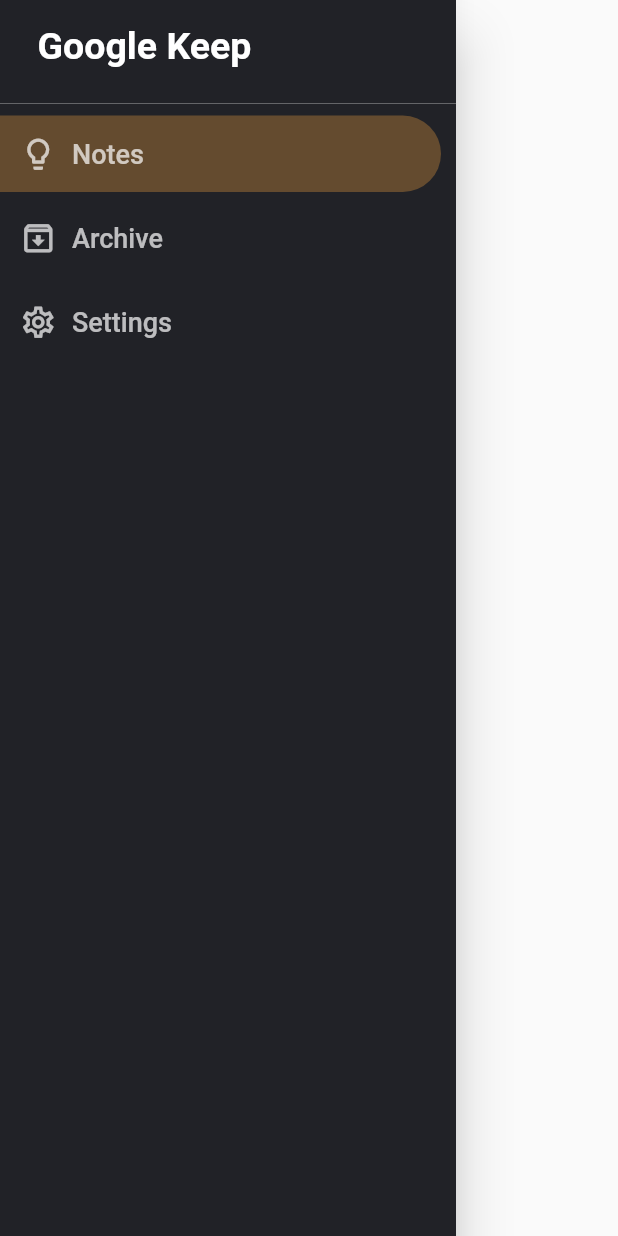
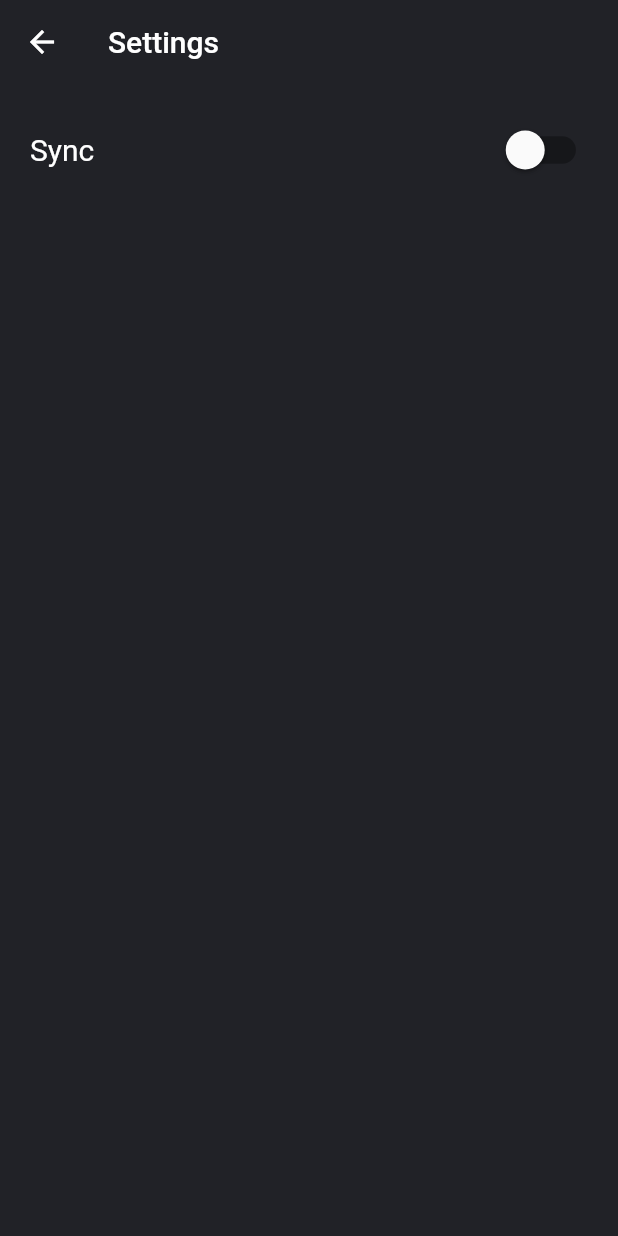
Before and after one commit to ImranIqbalS/Flutter-note-app, a Flutter app: the SideMenu widget shown alone on an empty page, opened directly, after a tap on "Settings", on a phone screen of 412 x 824 dp. Run offline on Flutter 3.47's test engine with Material 2 defaults, Android fonts, the phone set to English and light mode, and no system bars.

Commit message:
setting and archieve UI added

```diff
--- a/lib/SideMenuBar.dart
+++ b/lib/SideMenuBar.dart
@@ -1,5 +1,6 @@
 import 'package:flutter/material.dart';
 import 'package:note_app/colors.dart';
+import 'package:note_app/setting.dart';
 
 class SideMenu extends StatefulWidget {
   const SideMenu({Key? key}) : super(key: key);
@@ -153,7 +154,10 @@ class _SideMenuState extends State<SideMenu> {
             ),
           ),
         ),
-        onPressed: () {},
+        onPressed: () {
+          Navigator.push(
+              context, MaterialPageRoute(builder: (context) => Settings()));
+        },
         child: Container(
           padding: EdgeInsets.all(5),
           child: Row(
--- /dev/null
+++ b/lib/setting.dart
@@ -0,0 +1,50 @@
+import 'package:flutter/material.dart';
+import 'package:note_app/colors.dart';
+
+class Settings extends StatefulWidget {
+  const Settings({Key? key}) : super(key: key);
+
+  @override
+  _SettingsState createState() => _SettingsState();
+}
+
+class _SettingsState extends State<Settings> {
+  bool value = false;
+  @override
+  Widget build(BuildContext context) {
+    return Scaffold(
+      backgroundColor: bgColor,
+      appBar: AppBar(
+        elevation: 0.0,
+        backgroundColor: bgColor,
+        title: Text("Settings"),
+      ),
+      body: Container(
+        padding: EdgeInsets.all(20),
+        child: Column(
+          children: [
+            Row(
+              children: [
+                Text(
+                  "Sync",
+                  style: TextStyle(color: Colors.white, fontSize: 20),
+                ),
+                Spacer(),
+                Transform.scale(
+                  scale: 1.3,
+                  child: Switch.adaptive(
+                      value: value,
+                      onChanged: (switchValue) {
+                        setState(() {
+                          this.value = switchValue;
+                        });
+                      }),
+                )
+              ],
+            )
+          ],
+        ),
+      ),
+    );
+  }
+}
```
Also changed, not shown: lib/archive_view.dart (added, +341 -0 lines).
